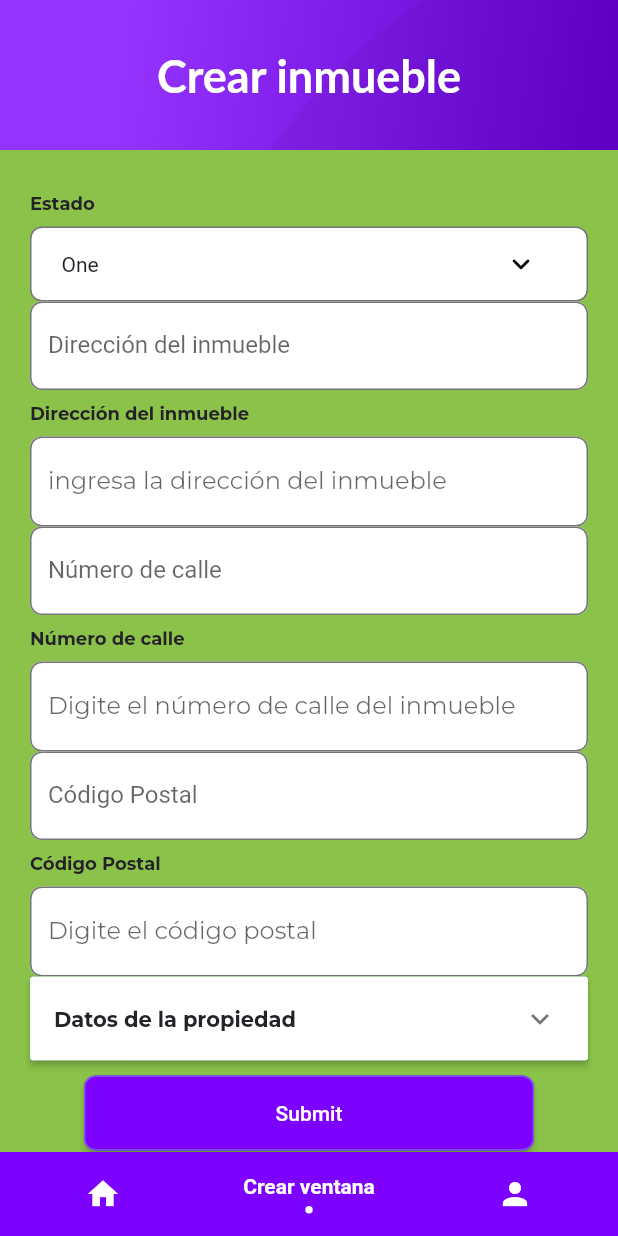
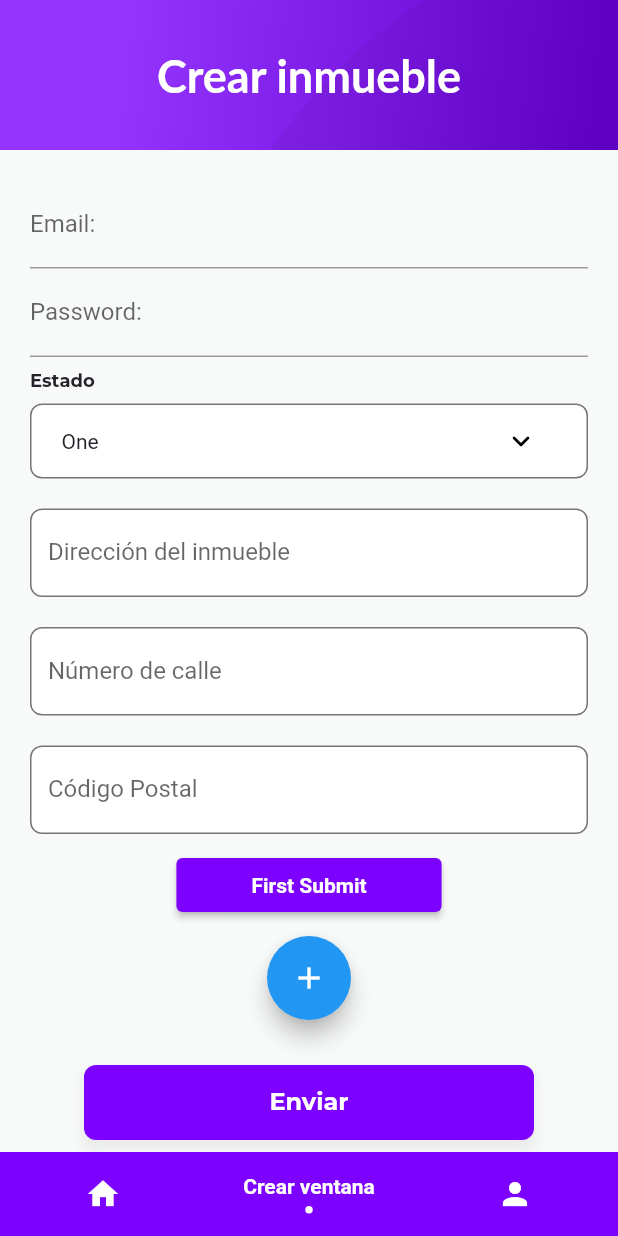
Before and after one commit to StevenRC2510/flutter-app, a Flutter app: the AnimatedBottomBar screen opened directly, item 2 of the bottom bar chosen, on a phone screen of 412 x 824 dp. Run offline on Flutter 3.47's test engine with Material 2 defaults, Android fonts, the phone set to English and light mode, and no system bars; our stand-ins replace flutter_signin_button, flutter_svg, font_awesome_flutter, image_picker, simple_animations; missing offline and left inert: amazon_cognito_identity_dart_2, dart:ffi, generic_bloc_provider; accounts and stored records are empty; network calls fail; Roboto replaces fonts that are missing (Lato); key blocks and very long unbroken strings in the code were emptied for the run.

Commit message:
minor changes

```diff
--- a/lib/Windows/ui/screens/window_form.dart
+++ b/lib/Windows/ui/screens/window_form.dart
@@ -18,47 +18,31 @@ class AddWindowScreen extends StatefulWidget {
 }
 
 class _AddWindowScreen extends State<AddWindowScreen> {
+  late final String _countryState = "",
+      _address = "",
+      _numberAddress = "",
+      _zipCode = "",
+      _firstPhone = "",
+      _secondaryPhone = "",
+      _tower = "",
+      _floor = "",
+      _doorNumber = "",
+      _contactName = "";
+/*
   late final String _countryState = "";
   late final String _address = "";
   late final String _numberAddress = "";
   late final String _zipCode = "";
   late final String _firstPhone = "";
-  late final String _secondaryPhone= "";
-  late final String _tower= "";
-  late final String _floor= "";
-  late final String _doorNumber= "";
-  late final String _contactName= "";
+  late final String _secondaryPhone = "";
+  late final String _tower = "";
+  late final String _floor = "";
+  late final String _doorNumber = "";
+  late final String _contactName = "";*/
   final GlobalKey<FormState> _formKey = GlobalKey<FormState>();
+  late String _email, _password;
+  final List<Widget> _propertyInfoList = [];
 
-  /*
-
-  Widget _buildAddress() {
-    return TextFormField(
-      decoration: const InputDecoration(
-        labelText: 'Dirección del inmueble',
-        filled: true,
-        fillColor: Color(0xFFFFFFFF),
-        border: InputBorder.none,
-        enabledBorder: OutlineInputBorder(
-            borderSide: BorderSide(color: Color(0xFF78747B)),
-            borderRadius: BorderRadius.all(Radius.circular(8.0))),
-        focusedBorder: OutlineInputBorder(
-            borderSide: BorderSide(color: Color(0xFF3483FA)),
-            borderRadius: BorderRadius.all(Radius.circular(8.0))),
-      ),
-      maxLength: 10,
-      validator: (value) {
-        if (value!.isEmpty) {
-          return 'Name is Required';
-        }
-        return null;
-      },
-      onSaved: (value) {
-        _address = value!;
-      },
-    );
-  }
-*/
   @override
   Widget build(BuildContext context) {
     // TODO: implement build
@@ -66,7 +50,27 @@ class _AddWindowScreen extends State<AddWindowScreen> {
     final _controllerTitlePlace = TextEditingController();
     final _controllerDescriptionPlace = TextEditingController();
 
-    void onSubmit() {}
+    void _addCardWidget() {
+      setState(() {
+        _propertyInfoList.add(LocationFieldsForm(
+            countryState: _countryState,
+            address: _address,
+            numberAddress: _numberAddress,
+            zipCode: _zipCode));
+      });
+    }
+
+    void _onSubmit() {
+      if (_formKey.currentState!.validate()) {
+        _formKey.currentState!.save();
+        print(_address);
+        print(_numberAddress);
+        print(_zipCode);
+        ScaffoldMessenger.of(context).showSnackBar(
+          SnackBar(content: Text('Processing Data: $_address => $_email => $_password')),
+        );
+      }
+    }
 
     return SingleChildScrollView(
       child: Column(
@@ -94,34 +98,58 @@ class _AddWindowScreen extends State<AddWindowScreen> {
                     key: _formKey,
                     child: Column(
                       children: [
+                        TextFormField(
+                          decoration: InputDecoration(labelText: 'Email:'),
+                          onSaved: (input) => _email = input!,
+                        ),
+                        TextFormField(
+                          decoration: InputDecoration(labelText: 'Password:'),
+                          onSaved: (input) => _password = input!,
+                          obscureText: true,
+                        ),
                         LocationFieldsForm(
                             countryState: _countryState,
                             address: _address,
                             numberAddress: _numberAddress,
                             zipCode: _zipCode),
-                        InfoPropertyFieldsForm(
+                        /* InfoPropertyFieldsForm(
                             firstPhone: _firstPhone,
                             secondaryPhone: _secondaryPhone,
                             tower: _tower,
                             floor: _floor,
                             doorNumber: _doorNumber,
-                            contactName: _contactName
+                            contactName: _contactName),
+                        /**/
+                        _buildAddress(),*/
+                        Padding(
+                          padding: const EdgeInsets.all(10),
+                          child: ElevatedButton(
+                            onPressed: () => _onSubmit(),
+                            child: const Text('First Submit'),
+                            style: ElevatedButton.styleFrom(
+                                primary: const Color(0xFF7C01FF),
+                                padding: const EdgeInsets.symmetric(
+                                    horizontal: 50, vertical: 5),
+                                textStyle: const TextStyle(
+                                    fontSize: 14, fontWeight: FontWeight.bold)),
+                          ),
                         ),
                         /*
-                        _buildAddress(),*/
                         Padding(
                             padding: const EdgeInsets.all(10),
                             child: Container(
                               width: 300.0,
                               height: 50.0,
                               child: RaisedButton(
-                                color: Color(0xFF7C01FF),
+                                color: const Color(0xFF7C01FF),
                                 onPressed: () {
                                   if (_formKey.currentState!.validate()) {
-                                    Scaffold.of(context).showSnackBar(
-                                        const SnackBar(
-                                            content: Text('Processing Data')));
-                                    print(_address);
+                                    _formKey.currentState!.save();
+
+                                    Scaffold.of(context).showSnackBar(SnackBar(
+                                        content: Text(
+                                            'Email: $_address and Password $_zipCode')));
+                                    print(_formKey.currentState);
                                   }
                                 },
                                 child: const Text(
@@ -129,13 +157,18 @@ class _AddWindowScreen extends State<AddWindowScreen> {
                                   style: TextStyle(color: Colors.white),
                                 ),
                                 shape: RoundedRectangleBorder(
-                                    borderRadius:
-                                        new BorderRadius.circular(8.0),
-                                    side: BorderSide(color: Colors.deepPurpleAccent)),
+                                    borderRadius: BorderRadius.circular(8.0),
+                                    side: const BorderSide(
+                                        color: Colors.deepPurpleAccent)),
                               ),
-                            )),
+                            )),*/
                       ],
                     )),
+                FloatingActionButton(
+                  onPressed: _addCardWidget,
+                  tooltip: 'Add',
+                  child: Icon(Icons.add),
+                ),
                 /*
                 const Dropdown(label: "Estado"),
                 TextInput(
@@ -170,7 +203,7 @@ class _AddWindowScreen extends State<AddWindowScreen> {
                     alignment: Alignment.center,
                     child: Button(
                         text: "Enviar",
-                        onPressed: () => onSubmit(),
+                        onPressed: () => _onSubmit(),
                         width: 300.0,
                         height: 50.0,
                         color: const Color(0xFF7C01FF),
--- a/lib/Windows/ui/widgets/info_property_fields_form.dart
+++ b/lib/Windows/ui/widgets/info_property_fields_form.dart
@@ -59,98 +59,107 @@ class _InfoPropertyFieldsForm extends State<InfoPropertyFieldsForm> {
   Widget _buildFirstPhone() {
     final _controllerTitlePlace = TextEditingController();
 
-    return Column(children: [
-      TextFormInput(
+    return Padding(
+      padding: const EdgeInsets.all(10),
+      child: TextFormInput(
           label: "Teléfono",
           error: "Digite el Teléfono",
           field: widget.firstPhone),
+      /*
       TextInput(
         label: "Teléfono",
         hintText: "Digite el Teléfono",
         inputType: TextInputType.text,
         maxLines: 1,
         controller: _controllerTitlePlace,
-      ),
-    ]);
+      ),*/
+    );
   }
 
   Widget _buildSecondaryPhone() {
     final _controllerTitlePlace = TextEditingController();
 
-    return Column(children: [
-      TextFormInput(
+    return Padding(
+      padding: const EdgeInsets.all(10),
+      child: TextFormInput(
           label: "Teléfono secundario",
           error: "",
           field: widget.secondaryPhone),
+      /*
       TextInput(
         label: "Teléfono secundario",
         hintText: "ingresa el Teléfono secundario",
         inputType: TextInputType.text,
         maxLines: 1,
         controller: _controllerTitlePlace,
-      ),
-    ]);
+      ),*/
+    );
   }
 
   Widget _buildTower() {
     final _controllerTitlePlace = TextEditingController();
 
-    return Column(children: [
-      TextFormInput(label: "Interior/Torre", error: "", field: widget.tower),
-      TextInput(
+    return Padding(
+      padding: const EdgeInsets.all(10),
+      child: TextFormInput(
+          label: "Interior/Torre", error: "", field: widget.tower),
+      /*TextInput(
         label: "Interior/Torre",
         hintText: "Digite el interior/torre",
         inputType: TextInputType.text,
         maxLines: 1,
         controller: _controllerTitlePlace,
-      ),
-    ]);
+      ),*/
+    );
   }
 
   Widget _buildFloor() {
-    return Column(children: const [
-      Dropdown(label: "Número de piso"),
-    ]);
+    return const Padding(
+      padding: const EdgeInsets.all(10),
+      child: Dropdown(label: "Número de piso"),
+    );
   }
 
   Widget _buildDoorNumber() {
     final _controllerTitlePlace = TextEditingController();
 
-    return Column(children: [
-      TextFormInput(
+    return Padding(
+      padding: const EdgeInsets.all(10),
+      child: TextFormInput(
           label: "Número del inmueble", error: "", field: widget.doorNumber),
-      TextInput(
+      /*TextInput(
         label: "Número del inmueble",
         hintText: "Digite el número del inmueble",
         inputType: TextInputType.text,
         maxLines: 1,
         controller: _controllerTitlePlace,
-      ),
-    ]);
+      ),*/
+    );
   }
 
   Widget _buildContactName() {
     final _controllerTitlePlace = TextEditingController();
 
-    return Column(children: [
-      TextFormInput(
+    return Padding(
+      padding: const EdgeInsets.all(10),
+      child: TextFormInput(
           label: "Nombre del contacto", error: "", field: widget.contactName),
+      /*
       TextInput(
         label: "Nombre del contacto",
         hintText: "Digite el nombre del contacto",
         inputType: TextInputType.text,
         maxLines: 1,
         controller: _controllerTitlePlace,
-      ),
-    ]);
+      ),*/
+    );
   }
 
   @override
   Widget build(BuildContext context) {
     return Column(children: [
       Container(
-        //margin: const EdgeInsets.all(10),
-        color: Colors.green,
+        margin: const EdgeInsets.only(top: 10),
         child: ExpansionPanelList(
           animationDuration: const Duration(milliseconds: 1000),
           children: [
@@ -175,8 +184,11 @@ class _InfoPropertyFieldsForm extends State<InfoPropertyFieldsForm> {
                   _buildFloor(),
                   _buildDoorNumber(),
                   _buildContactName(),
-                  Row(
+                  Padding(
+                    padding: const EdgeInsets.only(top: 10, bottom: 20),
+                    child: Row(
                       children: [
+                        /*
                       CircleButton(
                         onPressed: () {
                           pickImage(type: "camera");
@@ -185,7 +197,7 @@ class _InfoPropertyFieldsForm extends State<InfoPropertyFieldsForm> {
                         icon: Icons.camera,
                         iconSize: 20.0,
                         color: const Color.fromRGBO(255, 255, 255, 0.6),
-                      ),
+                      ),*/
                         CircleButton(
                           onPressed: () {
                             pickImage();
@@ -196,7 +208,8 @@ class _InfoPropertyFieldsForm extends State<InfoPropertyFieldsForm> {
                           color: const Color.fromRGBO(255, 255, 255, 0.6),
                         ),
                       ],
-                  )
+                    ),
+                  ),
                 ],
               ),
               isExpanded: _expanded,
--- a/lib/Windows/ui/widgets/location_fields_form.dart
+++ b/lib/Windows/ui/widgets/location_fields_form.dart
@@ -27,57 +27,62 @@ class LocationFieldsForm extends StatelessWidget {
   Widget _buildAddress() {
     final _controllerTitlePlace = TextEditingController();
 
-    return Column(children: [
-      TextFormInput(
+    return Padding(
+      padding: const EdgeInsets.only(top: 20),
+      child: TextFormInput(
           label: "Dirección del inmueble",
           error: "Digite la dirección del inmueble",
           field: address),
+      /*
       TextInput(
         label: "Dirección del inmueble",
         hintText: "ingresa la dirección del inmueble",
         inputType: TextInputType.text,
         maxLines: 1,
         controller: _controllerTitlePlace,
-      ),
-    ]);
+      ),*/
+    );
   }
 
   Widget _buildNumberAddress() {
     final _controllerTitlePlace = TextEditingController();
-
-    return Column(children: [
-      TextFormInput(
+    return Padding(
+      padding: const EdgeInsets.only(top: 20),
+      child: TextFormInput(
           label: "Número de calle",
           error: "Digite el número de calle del inmueble",
           keyboardType: TextInputType.streetAddress,
           field: numberAddress),
+      /*
       TextInput(
         label: "Número de calle",
         hintText: "Digite el número de calle del inmueble",
         inputType: TextInputType.text,
         maxLines: 1,
         controller: _controllerTitlePlace,
-      ),
-    ]);
+      ),*/
+    );
   }
 
   Widget _buildZipCode() {
     final _controllerTitlePlace = TextEditingController();
 
-    return Column(children: [
-      TextFormInput(
+    return Padding(
+      padding: const EdgeInsets.only(top: 20),
+      child: TextFormInput(
           label: "Código Postal",
           error: "Digite el código postal",
           keyboardType: TextInputType.number,
           field: zipCode),
+      /*
       TextInput(
         label: "Código Postal",
         hintText: "Digite el código postal",
         inputType: TextInputType.text,
         maxLines: 1,
         controller: _controllerTitlePlace,
-      ),
-    ]);
+      ),*/
+    );
   }
 
   @override
--- a/lib/hermes_app_test.dart
+++ b/lib/hermes_app_test.dart
@@ -26,8 +26,9 @@ class _AnimatedBottomBarState extends State<AnimatedBottomBar> {
   Widget build(BuildContext context) {
     screenSize = MediaQuery.of(context).size;
     return Scaffold(
-      backgroundColor: Colors.lightGreen,
-      //backgroundColor: Color(0xFFF2F3F4),
+      //backgroundColor: Colors.lightGreen,
+      backgroundColor: const Color(0xFFF8F9F9),
+      //backgroundColor: Colors.white,
       body: getPage(_currentPage),
       bottomNavigationBar: AnimatedBottomNav(
 
--- a/lib/widgets/dropdown.dart
+++ b/lib/widgets/dropdown.dart
@@ -47,7 +47,6 @@ class _Dropdown extends State<Dropdown> {
           ),
         ),
         Container(
-         //padding: const EdgeInsets.symmetric(horizontal: 10, vertical: 5),
           padding: const EdgeInsets.only(right: 20.0, left: 20.0),
           decoration: BoxDecoration(
               color: Colors.white,
@@ -61,7 +60,6 @@ class _Dropdown extends State<Dropdown> {
             style: const TextStyle(color: Color(0xFF252129)),
             underline: Container(
               height: 0,
-              /*color: Colors.deepPurpleAccent,*/
             ),
             onChanged: (String? newValue) {
               setState(() {
--- a/lib/widgets/text_form_input.dart
+++ b/lib/widgets/text_form_input.dart
@@ -7,7 +7,11 @@ class TextFormInput extends StatelessWidget {
   final TextInputType keyboardType;
 
   TextFormInput(
-      {Key? key, required this.field, required this.label, required this.error, this.keyboardType = TextInputType.text})
+      {Key? key,
+      required this.field,
+      required this.label,
+      required this.error,
+      this.keyboardType = TextInputType.text})
       : super(key: key);
 
   @override
@@ -18,6 +22,13 @@ class TextFormInput extends StatelessWidget {
         filled: true,
         fillColor: const Color(0xFFFFFFFF),
         border: InputBorder.none,
+        //TODO: make a constant in order to not repeat
+        focusedErrorBorder:  const OutlineInputBorder(
+            borderSide: BorderSide(color: Color(0xFF3483FA)),
+            borderRadius: BorderRadius.all(Radius.circular(8.0))),
+        errorBorder: const OutlineInputBorder(
+            borderSide: BorderSide(color: Colors.red),
+            borderRadius: BorderRadius.all(Radius.circular(8.0))),
         enabledBorder: const OutlineInputBorder(
             borderSide: BorderSide(color: Color(0xFF78747B)),
             borderRadius: BorderRadius.all(Radius.circular(8.0))),
@@ -25,14 +36,22 @@ class TextFormInput extends StatelessWidget {
             borderSide: BorderSide(color: Color(0xFF3483FA)),
             borderRadius: BorderRadius.all(Radius.circular(8.0))),
       ),
-      keyboardType: keyboardType ,
+      keyboardType: keyboardType,
+      validator: (value) {
+        if (value == null || value.isEmpty) {
+          return error;
+        }
+        return null;
+      },
+      /*
       validator: (value) {
         if (value!.isEmpty) {
           return error;
         }
         return null;
-      },
+      },*/
       onSaved: (value) {
+        print("this=> $field");
         field = value!;
       },
     );
```
Also changed, not shown: lib/Windows/ui/widgets/images_list_form.dart (added). Lines whose indentation alone changed are shown as unchanged.
